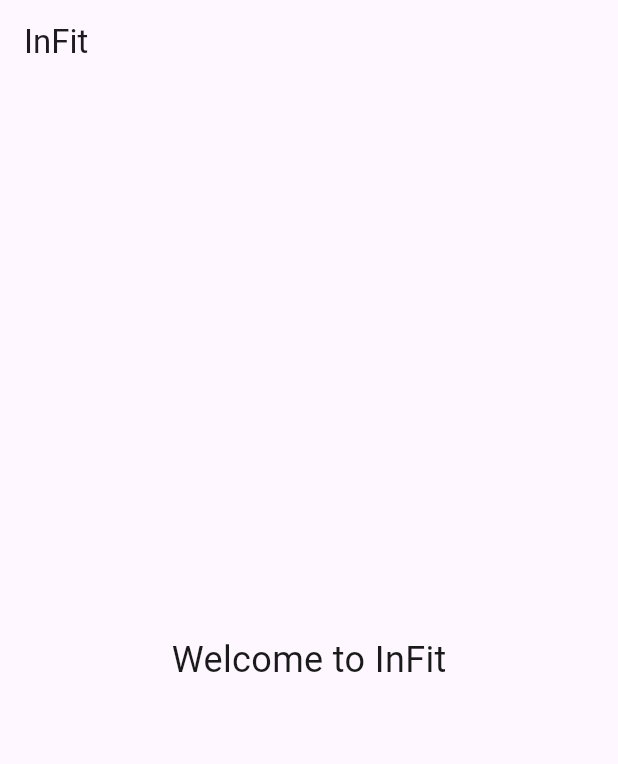
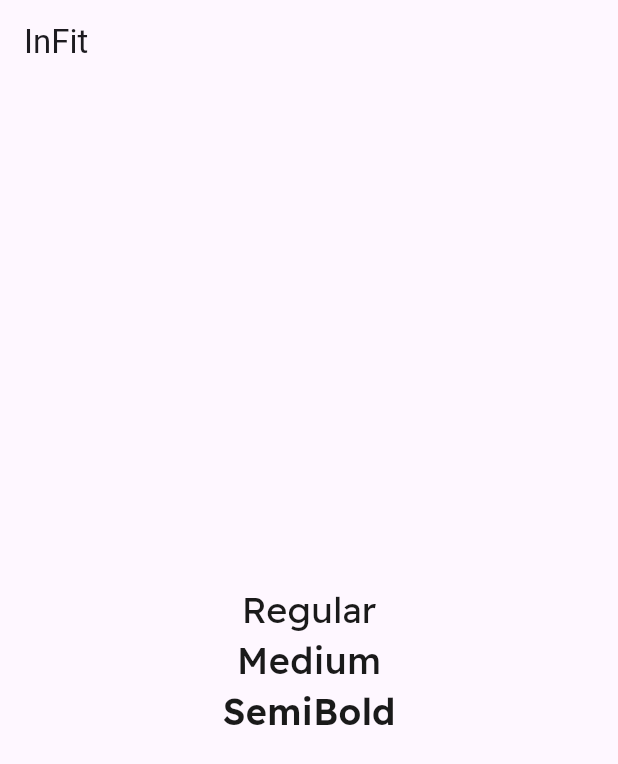
Before and after one commit to yousef-osama11/e-commerce-flutter, a Flutter app: the screen it shows after launch, on a phone screen of 412 x 824 dp. Shown: the top 764 px of the screen. Run offline on Flutter 3.47's test engine with Material 3 defaults, Android fonts, the light colour scheme and no system bars.

Commit message:
add setup app constants fonts M,R,SB

```diff
--- a/lib/main.dart
+++ b/lib/main.dart
@@ -24,13 +24,39 @@ class HomeScreen extends StatelessWidget {
   @override
   Widget build(BuildContext context) {
     return Scaffold(
-      appBar: AppBar(
-        title: const Text('InFit'),
-      ),
+      appBar: AppBar(title: const Text('InFit')),
       body: const Center(
-        child: Text(
-          'Welcome to InFit',
-          style: TextStyle(fontSize: 24 , color: ColorManager.grey900),
+        child: Column(
+          mainAxisAlignment: MainAxisAlignment.center,
+          children: [
+            Text(
+              'Regular',
+              style: TextStyle(
+                fontFamily: 'ReadexPro',
+                fontSize: 24,
+                color: ColorManager.grey900,
+                fontWeight: FontWeight.w400
+              ),
+            ),
+            Text(
+              'Medium',
+              style: TextStyle(
+                fontFamily: 'ReadexPro',
+                fontSize: 24,
+                color: ColorManager.grey900,
+                fontWeight: FontWeight.w500
+              ),
+            ),
+            Text(
+              'SemiBold',
+              style: TextStyle(
+                fontFamily: 'ReadexPro',
+                fontSize: 24,
+                color: ColorManager.grey900,
+                fontWeight: FontWeight.w600
+              ),
+            ),
+          ],
         ),
       ),
     );
```
Also changed, not shown: pubspec.yaml (+9 -24 lines), assets/fonts/ReadexPro-Medium.ttf (added), assets/fonts/ReadexPro-Regular.ttf (added), assets/fonts/ReadexPro-SemiBold.ttf (added).
